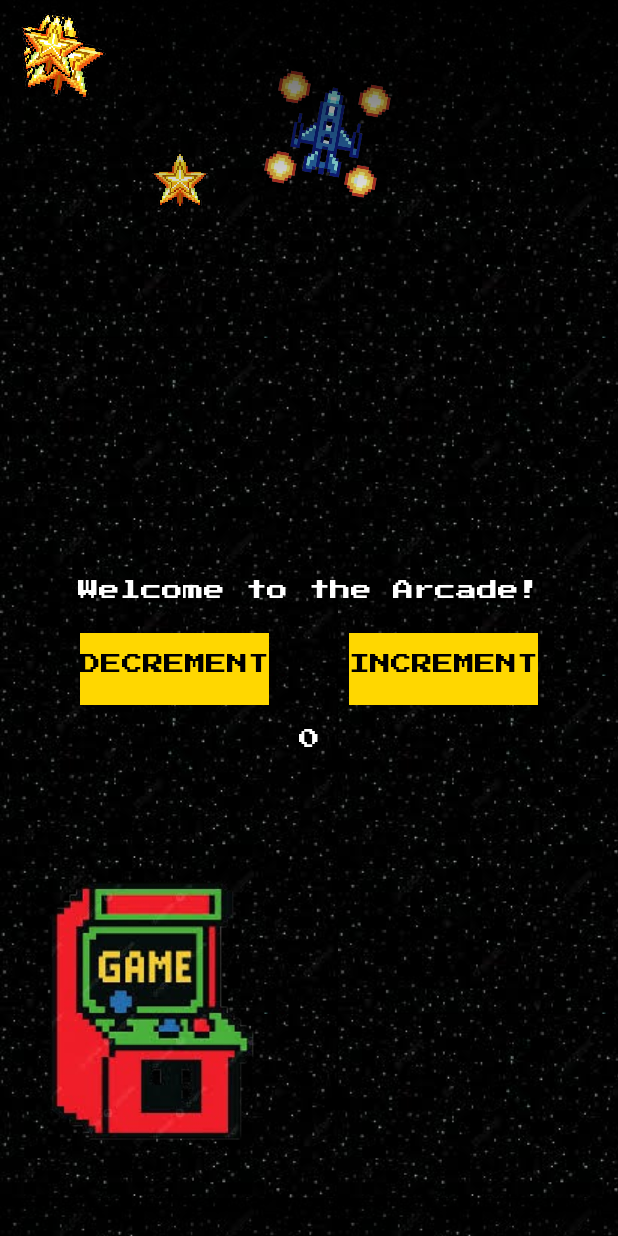
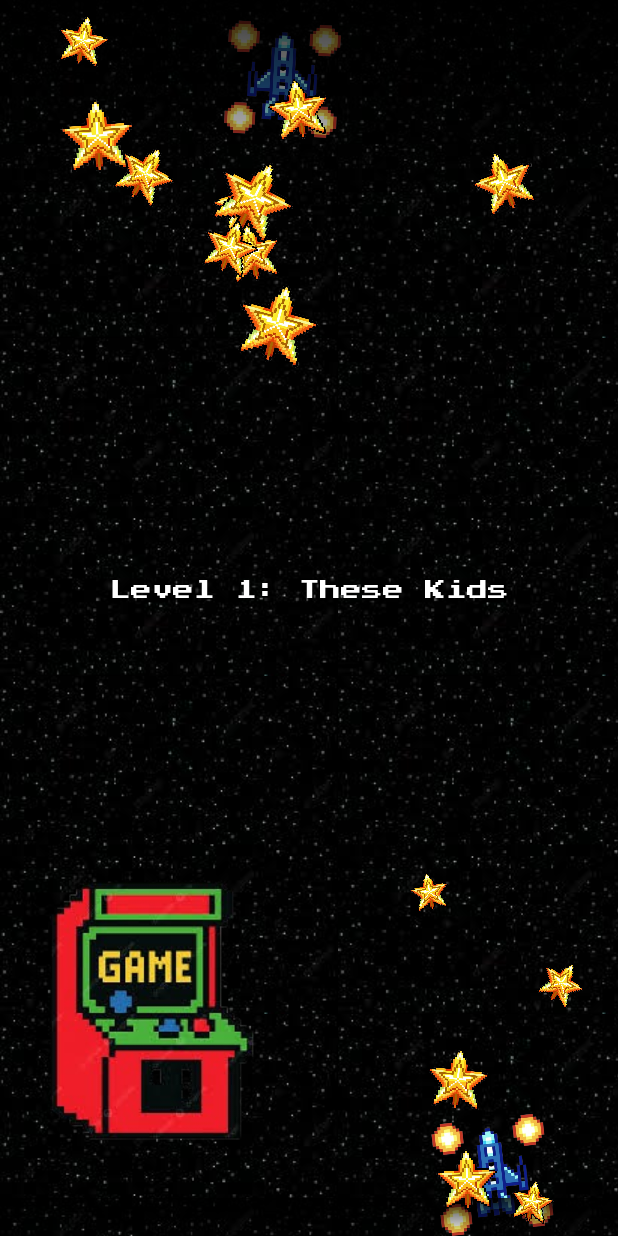
Before and after one commit to adhirajchhoda/tj_mobile, an Android app: the screen it shows after launch (MainActivity), on a phone screen of 412 x 824 dp. Run offline under Robolectric (Android 15) with nearby library versions, the phone set to English and light mode, and no system bars.

Commit message:
feat: Add rocket and star animations to main screen
- Implemented floating animation for rocket images
- Created dynamic star animations in the top and bottom-right corners
- Added sound effects
- Set up initial greeting text with a delayed transition

```diff
--- a/app/src/main/java/com/adhiraj/lab01/MainActivity.java
+++ b/app/src/main/java/com/adhiraj/lab01/MainActivity.java
@@ -1,47 +1,44 @@
 package com.adhiraj.lab01;
 
-import static kotlin.reflect.KTypeProjection.star;
 import android.view.ViewTreeObserver;
 import java.util.Random;
 import android.os.Bundle;
+import android.os.Handler;
+import android.os.Looper;
 import android.util.Log;
 import android.view.View;
 import android.view.animation.AccelerateDecelerateInterpolator;
-import android.widget.Button;
 import android.widget.TextView;
 import android.media.MediaPlayer;
 import androidx.appcompat.app.AppCompatActivity;
-import androidx.core.content.ContextCompat;
 import android.widget.ImageView;
 import androidx.constraintlayout.widget.ConstraintLayout;
 
 public class MainActivity extends AppCompatActivity {
-    Button incrementButton;
     TextView greetingDisplay;
-    TextView countDisplay;
     ImageView rocket;
+    ImageView rocketBR;
     ImageView star;
 
     ConstraintLayout mainLayout;
-    int count = 0;
+    private final Random random = new Random();
+    private final float padding = 10f;
+
 
     @Override
     protected void onCreate(Bundle savedInstanceState) {
         super.onCreate(savedInstanceState);
         setContentView(R.layout.activity_main);
-        mainLayout = findViewById(R.id.main);
-        incrementButton = findViewById(R.id.increment_button);
-        countDisplay = findViewById(R.id.count_textview);
+        mainLayout = findViewById(R.id.arcade_main_layout);
         greetingDisplay = findViewById(R.id.greeting_textview);
 
         rocket = findViewById(R.id.rocket_imageview);
+        rocketBR = findViewById(R.id.rocket_imageview_br);
         star = findViewById(R.id.star_imageview);
-        incrementButton.setOnClickListener(v -> {
-            playSound();
-            Log.i("testing: incrementing", String.valueOf(++count));
-            countDisplay.setText(String.valueOf(count));
-            updateCountDisplayColor();
-        });
+
+        if (star != null) {
+            star.setVisibility(View.GONE);
+        }
 
         mainLayout.getViewTreeObserver().addOnGlobalLayoutListener(new ViewTreeObserver.OnGlobalLayoutListener() {
             @Override
@@ -49,53 +46,83 @@ public class MainActivity extends AppCompatActivity {
                 mainLayout.getViewTreeObserver().removeOnGlobalLayoutListener(this);
                 createStarAnimation(10);
                 startFloatingAnimation(rocket);
-            };
+
+                if (rocketBR != null) {
+                    startFloatingAnimation(rocketBR);
+                }
+                createStarAnimationBottomRight(5);
+
+                new Handler(Looper.getMainLooper()).postDelayed(() -> {
+                    greetingDisplay.setText(getString(R.string.level_one_intro_text));
+                    new Handler(Looper.getMainLooper()).postDelayed(() -> {
+                        Log.i("ArcadeTransition", "Transitioning to Main Menu (not implemented yet)");
+                        // TODO: Implement Intent to MainMenuActivity here in a later step
+                    }, 2000);
+                }, 4000);
+            }
         });
     }
 
-    public void decrement(View view) {
-        Log.i("testing: decrementing", String.valueOf(--count));
-        updateCountDisplayColor();
-        countDisplay.setText(String.valueOf(count));
-    }
-
-    public void updateCountDisplayColor() {
-        if (count < 0) {
-            countDisplay.setTextColor(ContextCompat.getColor(this, R.color.nonchalant_red));
-        } else {
-            countDisplay.setTextColor(ContextCompat.getColor(this, R.color.white));
-        }
-    }
     private void playSound() {
         final MediaPlayer mediaPlayer = MediaPlayer.create(this, R.raw.increment_button_click);
         mediaPlayer.start();
-        mediaPlayer.setOnCompletionListener(mp -> {
-            mp.release();
-        });
+        mediaPlayer.setOnCompletionListener(MediaPlayer::release);
     }
+
     private void startFloatingAnimation(View view) {
         float maxDrift = 40f;
-        Random random = new Random();
         float randomX = (random.nextFloat() - 0.5f) * 2 * maxDrift;
         float randomY = (random.nextFloat() - 0.5f) * 2 * maxDrift;
         float randomRotation = (random.nextFloat() - 0.5f) * 2 * 20;
         long randomDuration = random.nextInt(2000) + 3000;
 
         view.animate()
-                .translationX(randomX)
-                .translationY(randomY)
-                .rotation(randomRotation)
+                .translationXBy(randomX)
+                .translationYBy(randomY)
+                .rotationBy(randomRotation)
                 .setInterpolator(new AccelerateDecelerateInterpolator())
                 .setDuration(randomDuration)
-                .withEndAction(() -> {
-                    startFloatingAnimation(view);
-                });
+                .withEndAction(() -> startFloatingAnimation(view));
+    }
+
+    private void startBoundedStarAnimation(View starView, int starSize) {
+        if (mainLayout.getWidth() == 0 || mainLayout.getHeight() == 0) {
+            starView.post(() -> startBoundedStarAnimation(starView, starSize));
+            return;
+        }
+
+        int screenWidth = mainLayout.getWidth();
+        int screenHeight = mainLayout.getHeight();
+
+        float minX = padding;
+        float maxX = screenWidth - starSize - padding;
+        float minY = padding;
+        float maxY = (screenHeight / 3f) - starSize - padding;
+
+        if (maxX <= minX) maxX = minX + 1;
+        if (maxY <= minY) maxY = minY + 1;
+
+        float targetX = minX + random.nextFloat() * (maxX - minX);
+        float targetY = minY + random.nextFloat() * (maxY - minY);
+        float randomRotation = (random.nextFloat() - 0.5f) * 2 * 20;
+        long randomDuration = random.nextInt(2000) + 3000;
+
+        starView.animate()
+                .x(targetX)
+                .y(targetY)
+                .rotationBy(randomRotation)
+                .setInterpolator(new AccelerateDecelerateInterpolator())
+                .setDuration(randomDuration)
+                .withEndAction(() -> startBoundedStarAnimation(starView, starSize));
     }
 
     private void createStarAnimation(int numberOfStars) {
+        if (mainLayout.getWidth() == 0 || mainLayout.getHeight() == 0) {
+            mainLayout.post(() -> createStarAnimation(numberOfStars));
+            return;
+        }
         int screenWidth = mainLayout.getWidth();
         int screenHeight = mainLayout.getHeight();
-        Random random = new Random();
 
         for (int i = 0; i < numberOfStars; i++) {
             ImageView newStar = new ImageView(this);
@@ -105,20 +132,87 @@ public class MainActivity extends AppCompatActivity {
             ConstraintLayout.LayoutParams params = new ConstraintLayout.LayoutParams(size, size);
             newStar.setLayoutParams(params);
 
-            if (random.nextBoolean()) {
-                float x = random.nextFloat() * (screenWidth - size);
-                float y = random.nextFloat() * (screenHeight / 4f);
-                newStar.setX(x);
-                newStar.setY(y);
+            float initialMaxY = (screenHeight / 3f) - size - padding;
+            if (initialMaxY < padding) initialMaxY = padding;
+            float initialY = padding + random.nextFloat() * (initialMaxY - padding > 0 ? initialMaxY - padding : 0);
 
-            } else {
-                float x = (screenWidth / 2f) + (random.nextFloat() * (screenWidth / 2f - size));
-                float y = (screenHeight * 0.6f) + (random.nextFloat() * (screenHeight * 0.4f - size));
-                newStar.setX(x);
-                newStar.setY(y);
-            }
+            float initialMaxX = screenWidth - size - padding;
+            if (initialMaxX < padding) initialMaxX = padding;
+            float initialX = padding + random.nextFloat() * (initialMaxX - padding > 0 ? initialMaxX - padding : 0);
+
+            newStar.setX(initialX);
+            newStar.setY(initialY);
+
             mainLayout.addView(newStar);
-            startFloatingAnimation(newStar);
+            startBoundedStarAnimation(newStar, size);
+        }
+    }
+
+    private void startBoundedStarAnimationBottomRight(View starView, int starSize) {
+        if (mainLayout.getWidth() == 0 || mainLayout.getHeight() == 0) {
+            starView.post(() -> startBoundedStarAnimationBottomRight(starView, starSize));
+            return;
+        }
+
+        int screenWidth = mainLayout.getWidth();
+        int screenHeight = mainLayout.getHeight();
+
+        float minX = screenWidth / 2f + padding;
+        float maxX = screenWidth - starSize - padding;
+        float minY = screenHeight * 2 / 3f + padding;
+        float maxY = screenHeight - starSize - padding;
+
+        if (maxX <= minX) maxX = minX + 1;
+        if (maxY <= minY) maxY = minY + 1;
+
+        float targetX = minX + random.nextFloat() * (maxX - minX);
+        float targetY = minY + random.nextFloat() * (maxY - minY);
+        float randomRotation = (random.nextFloat() - 0.5f) * 2 * 20;
+        long randomDuration = random.nextInt(2000) + 3000;
+
+        starView.animate()
+                .x(targetX)
+                .y(targetY)
+                .rotationBy(randomRotation)
+                .setInterpolator(new AccelerateDecelerateInterpolator())
+                .setDuration(randomDuration)
+                .withEndAction(() -> startBoundedStarAnimationBottomRight(starView, starSize));
+    }
+
+    private void createStarAnimationBottomRight(int numberOfStars) {
+        if (mainLayout.getWidth() == 0 || mainLayout.getHeight() == 0) {
+            mainLayout.post(() -> createStarAnimationBottomRight(numberOfStars));
+            return;
+        }
+        int screenWidth = mainLayout.getWidth();
+        int screenHeight = mainLayout.getHeight();
+
+        for (int i = 0; i < numberOfStars; i++) {
+            ImageView newStar = new ImageView(this);
+            newStar.setImageResource(R.drawable.star);
+
+            int size = random.nextInt(30) + 40;
+            ConstraintLayout.LayoutParams params = new ConstraintLayout.LayoutParams(size, size);
+            newStar.setLayoutParams(params);
+
+            float initialMinX = screenWidth / 2f + padding;
+            float initialMaxX = screenWidth - size - padding;
+            float initialX = initialMinX + random.nextFloat() * (initialMaxX - initialMinX > 0 ? initialMaxX - initialMinX : 0);
+
+            float initialMinY = screenHeight * 2 / 3f + padding;
+            float initialMaxY = screenHeight - size - padding;
+            float initialY = initialMinY + random.nextFloat() * (initialMaxY - initialMinY > 0 ? initialMaxY - initialMinY : 0);
+
+            if (initialX < 0) initialX = padding;
+            if (initialY < 0) initialY = padding;
+            if (initialX > screenWidth - size) initialX = screenWidth - size - padding;
+            if (initialY > screenHeight - size) initialY = screenHeight - size - padding;
+
+            newStar.setX(initialX);
+            newStar.setY(initialY);
+
+            mainLayout.addView(newStar);
+            startBoundedStarAnimationBottomRight(newStar, size);
         }
     }
 }
--- a/app/src/main/res/layout/activity_main.xml
+++ b/app/src/main/res/layout/activity_main.xml
@@ -2,7 +2,7 @@
 <androidx.constraintlayout.widget.ConstraintLayout xmlns:android="http://schemas.android.com/apk/res/android"
     xmlns:app="http://schemas.android.com/apk/res-auto"
     xmlns:tools="http://schemas.android.com/tools"
-    android:id="@+id/main"
+    android:id="@+id/arcade_main_layout"
     android:layout_width="match_parent"
     android:layout_height="match_parent"
     tools:context=".MainActivity"
@@ -32,6 +32,17 @@
         android:contentDescription="@string/floating_rocket" />
 
     <ImageView
+        android:id="@+id/rocket_imageview_br"
+        android:layout_width="100dp"
+        android:layout_height="100dp"
+        android:src="@drawable/rocket"
+        app:layout_constraintBottom_toBottomOf="parent"
+        app:layout_constraintEnd_toEndOf="parent"
+        android:layout_marginBottom="32dp"
+        android:layout_marginEnd="32dp"
+        android:contentDescription="@string/floating_rocket_br" />
+
+    <ImageView
         android:id="@+id/arcade_machine_imageview"
         android:layout_width="200dp"
         android:layout_height="300dp"
@@ -54,35 +65,6 @@
         app:layout_constraintStart_toStartOf="parent"
         android:layout_marginTop="100dp"
         android:layout_marginStart="100dp" />
-
-
-    <androidx.appcompat.widget.AppCompatButton
-        android:id="@+id/increment_button"
-        android:layout_width="wrap_content"
-        android:layout_height="wrap_content"
-        android:background="@color/button_color_1"
-        android:fontFamily="@font/press_start_2p_regular"
-        android:text="@string/increment"
-        android:layout_marginTop="16dp"
-        android:textColor="@color/arcade_background"
-        app:layout_constraintLeft_toRightOf="@id/decrement_button"
-        app:layout_constraintRight_toRightOf="parent"
-        app:layout_constraintTop_toBottomOf="@+id/greeting_textview" />
-
-    <androidx.appcompat.widget.AppCompatButton
-        android:id="@+id/decrement_button"
-        android:layout_width="wrap_content"
-        android:layout_height="wrap_content"
-        android:background="@color/button_color_1"
-        android:fontFamily="@font/press_start_2p_regular"
-        android:onClick="decrement"
-        android:text="@string/decrement"
-        android:layout_marginTop="16dp"
-        android:textColor="@color/arcade_background"
-        app:layout_constraintLeft_toLeftOf="parent"
-        app:layout_constraintRight_toLeftOf="@id/increment_button"
-        app:layout_constraintTop_toBottomOf="@+id/greeting_textview" />
-
 
     <ImageView
         android:id="@+id/vignette_top_imageview"
@@ -117,17 +99,4 @@
         app:layout_constraintRight_toRightOf="parent"
         app:layout_constraintTop_toTopOf="parent" />
 
-    <TextView
-        android:id="@+id/count_textview"
-        android:layout_width="wrap_content"
-        android:layout_height="wrap_content"
-        android:layout_marginTop="16dp"
-        android:text="@string/_0"
-        android:fontFamily="@font/press_start_2p_regular"
-        android:textColor="@color/white"
-        app:layout_constraintLeft_toLeftOf="parent"
-        app:layout_constraintRight_toRightOf="parent"
-        app:layout_constraintTop_toBottomOf="@id/decrement_button" />
-
-
 </androidx.constraintlayout.widget.ConstraintLayout>
--- a/app/src/main/res/values/strings.xml
+++ b/app/src/main/res/values/strings.xml
@@ -1,13 +1,13 @@
 <resources>
-    <string name="app_name">Lab 01</string>
-    <string name="increment">Increment</string>
-    <string name="display_text">Display Text</string>
-    <string name="decrement">Decrement</string>
-    <string name="hello">hello</string>
-    <string name="_0">0</string>
+    <string name="app_name">Lab01</string>
+    <string name="increment">INCREMENT</string>
+    <string name="decrement">DECREMENT</string>
+    <string name="welcome_to_the_arcade">Welcome to Mr. Tra\'s Arcade!</string>
+    <string name="count_0">Count: 0</string>
+    <string name="arcade_game_background">Arcade game background</string>
     <string name="arcade_machine">Arcade machine</string>
-    <string name="arcade_game_background">Arcade game background</string>
     <string name="floating_rocket">Floating rocket</string>
     <string name="star">Star</string>
-    <string name="welcome_to_the_arcade">Welcome to the Arcade!</string>
+    <string name="floating_rocket_br">Floating rocket bottom right</string>
+    <string name="level_one_intro_text">Level 1: These Kids</string>
 </resources>
```
